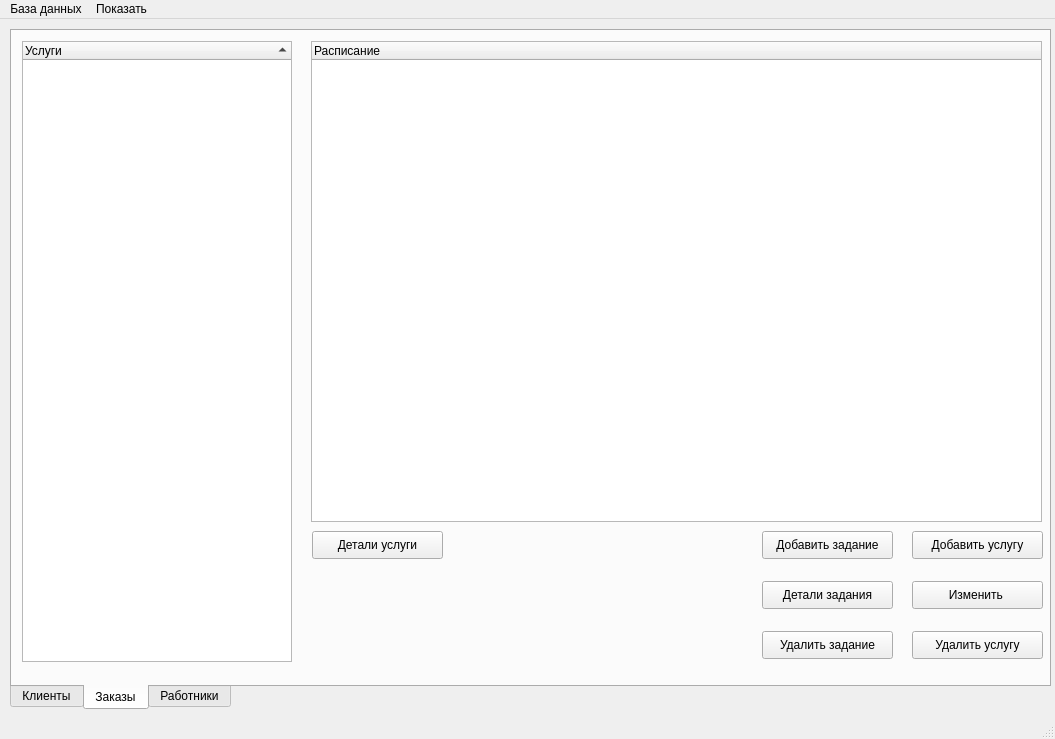
This is ui/mainwin.ui in Tr0ub1e/Izbushka as Qt 5 draws it before an edit. The edited form follows.
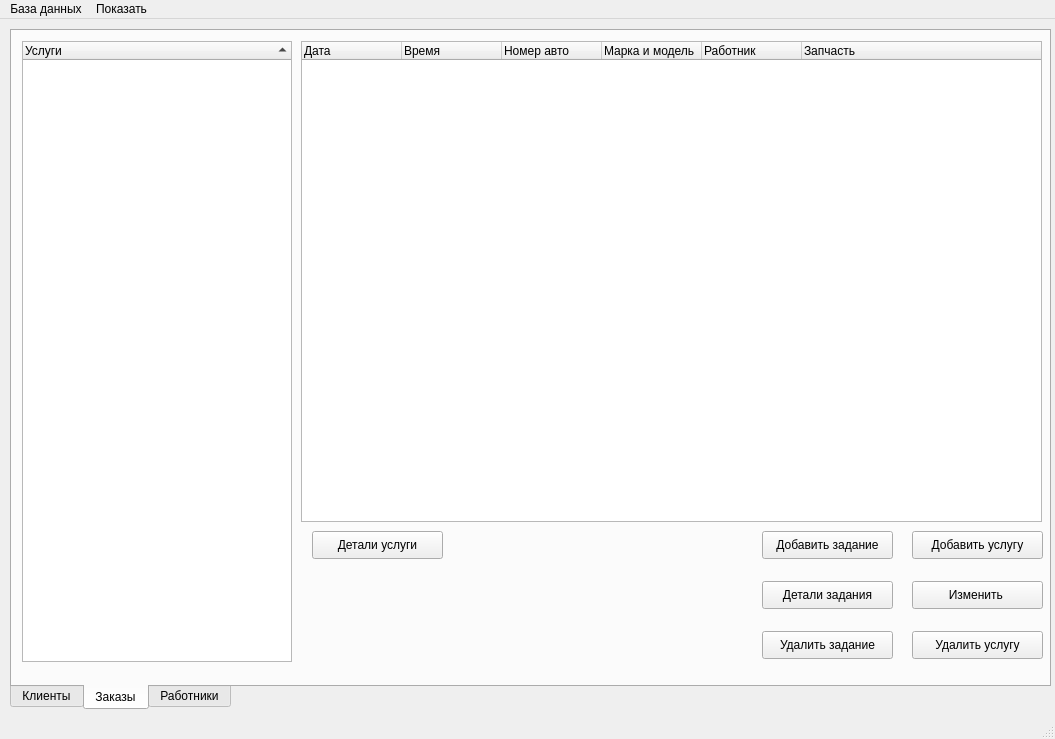
This is the edited form. The open tabs and pages were chosen to show the change.

```diff
--- a/ui/mainwin.ui
+++ b/ui/mainwin.ui
@@ -304,15 +304,40 @@
      <widget class="QTreeWidget" name="specTable">
       <property name="geometry">
        <rect>
-        <x>299</x>
+        <x>289</x>
         <y>10</y>
-        <width>731</width>
+        <width>741</width>
         <height>481</height>
        </rect>
       </property>
       <column>
        <property name="text">
-        <string notr="true">Расписание</string>
+        <string notr="true">Дата</string>
+       </property>
+      </column>
+      <column>
+       <property name="text">
+        <string>Время</string>
+       </property>
+      </column>
+      <column>
+       <property name="text">
+        <string>Номер авто</string>
+       </property>
+      </column>
+      <column>
+       <property name="text">
+        <string>Марка и модель</string>
+       </property>
+      </column>
+      <column>
+       <property name="text">
+        <string>Работник</string>
+       </property>
+      </column>
+      <column>
+       <property name="text">
+        <string>Запчасть</string>
        </property>
       </column>
      </widget>
```
